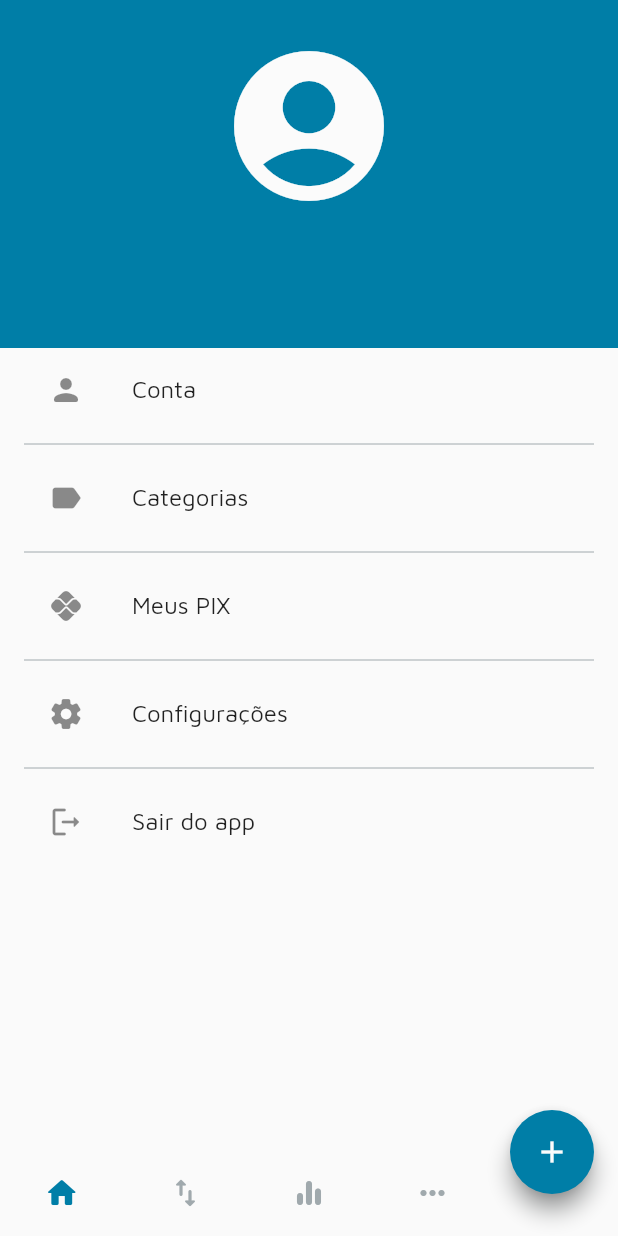
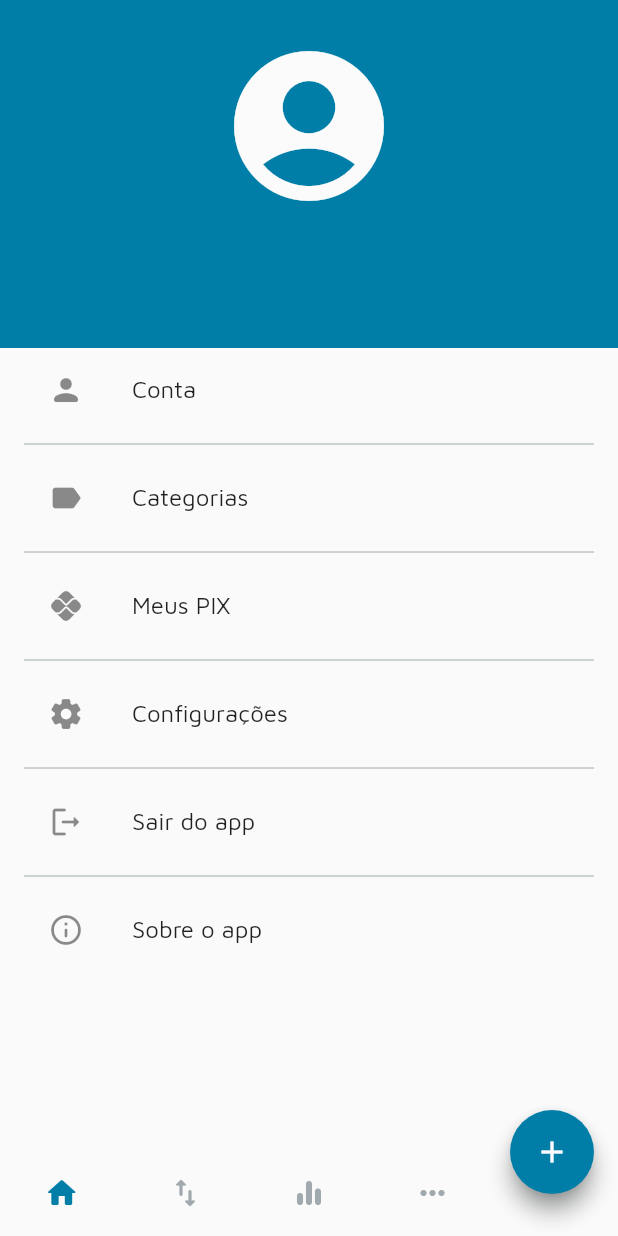
Before and after one commit to proz-tecnologia/PIT01GP08, a Flutter app: the AppPageView screen opened by its route, swiped to page 4, on a phone screen of 412 x 824 dp. Run offline on Flutter 3.47's test engine with Material 2 defaults, Android fonts, the phone set to English and light mode, and no system bars; our stand-ins replace auth_buttons, cloud_firestore, firebase_auth, firebase_core, firebase_storage, fl_chart and 5 more; missing offline and left inert: local_auth_android; accounts and stored records are empty.

Commit message:
feat: add "about" tile at profile page

```diff
--- a/lib/features/page_view/profile/profile_page.dart
+++ b/lib/features/page_view/profile/profile_page.dart
@@ -55,6 +55,10 @@ class _ProfilePageState extends State<ProfilePage> {
               leading: const Icon(Icons.logout_rounded),
               title: const Text("Sair do app"),
             ),
+            const ListTile(
+              leading: Icon(Icons.info_outline_rounded),
+              title: Text("Sobre o app"),
+            ),
           ];
           return Column(
             children: [
```
